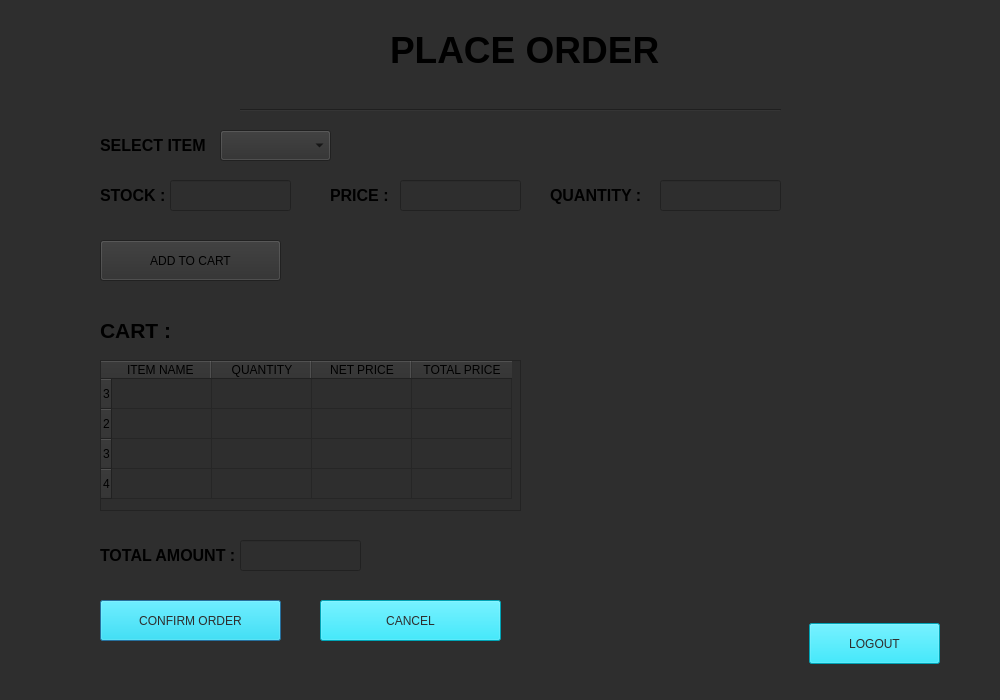
This is user.ui in mesum-abbas/Canteen_Managment_System as Qt 5 draws it before an edit. The edited form follows.
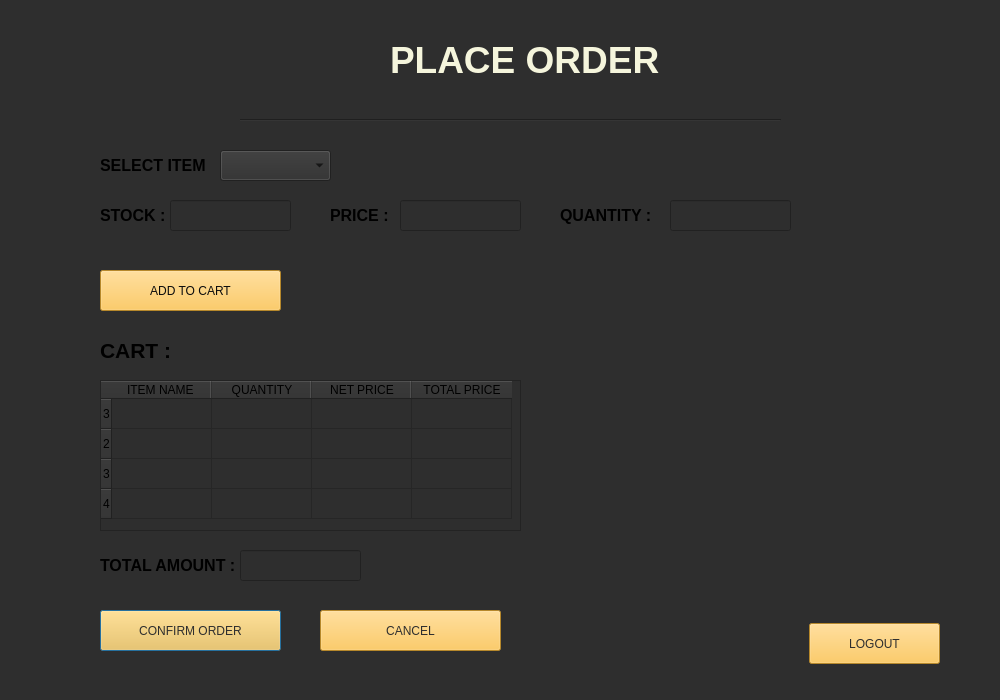
This is the edited form. Icons and pictures are not drawn.

```diff
--- a/user.ui
+++ b/user.ui
@@ -20,11 +20,14 @@
    <property name="geometry">
     <rect>
      <x>390</x>
-     <y>20</y>
+     <y>30</y>
      <width>271</width>
      <height>61</height>
     </rect>
    </property>
+   <property name="styleSheet">
+    <string notr="true">color: rgb(245, 245, 220);</string>
+   </property>
    <property name="text">
     <string>&lt;html&gt;&lt;head/&gt;&lt;body&gt;&lt;p&gt;&lt;span style=&quot; font-size:28pt; font-weight:700;&quot;&gt;PLACE ORDER&lt;/span&gt;&lt;/p&gt;&lt;/body&gt;&lt;/html&gt;</string>
    </property>
@@ -33,7 +36,7 @@
    <property name="geometry">
     <rect>
      <x>100</x>
-     <y>130</y>
+     <y>150</y>
      <width>111</width>
      <height>31</height>
     </rect>
@@ -46,7 +49,7 @@
    <property name="geometry">
     <rect>
      <x>100</x>
-     <y>180</y>
+     <y>200</y>
      <width>71</width>
      <height>31</height>
     </rect>
@@ -58,8 +61,8 @@
   <widget class="QLabel" name="label_4">
    <property name="geometry">
     <rect>
-     <x>550</x>
-     <y>180</y>
+     <x>560</x>
+     <y>200</y>
      <width>111</width>
      <height>31</height>
     </rect>
@@ -72,7 +75,7 @@
    <property name="geometry">
     <rect>
      <x>330</x>
-     <y>180</y>
+     <y>200</y>
      <width>71</width>
      <height>31</height>
     </rect>
@@ -85,7 +88,7 @@
    <property name="geometry">
     <rect>
      <x>100</x>
-     <y>310</y>
+     <y>330</y>
      <width>91</width>
      <height>41</height>
     </rect>
@@ -98,7 +101,7 @@
    <property name="geometry">
     <rect>
      <x>100</x>
-     <y>540</y>
+     <y>550</y>
      <width>141</width>
      <height>31</height>
     </rect>
@@ -111,7 +114,7 @@
    <property name="geometry">
     <rect>
      <x>100</x>
-     <y>600</y>
+     <y>610</y>
      <width>181</width>
      <height>41</height>
     </rect>
@@ -119,7 +122,7 @@
    <property name="styleSheet">
     <string notr="true">font: 12pt &quot;Segoe UI&quot;;
 font: 12pt &quot;Segoe UI&quot;;
-background-color: rgb(0, 229, 255);
+background-color: rgb(255, 191, 60);
 color: rgb(46, 46, 46);</string>
    </property>
    <property name="text">
@@ -130,7 +133,7 @@
    <property name="geometry">
     <rect>
      <x>320</x>
-     <y>600</y>
+     <y>610</y>
      <width>181</width>
      <height>41</height>
     </rect>
@@ -138,7 +141,7 @@
    <property name="styleSheet">
     <string notr="true">font: 12pt &quot;Segoe UI&quot;;
 font: 12pt &quot;Segoe UI&quot;;
-background-color: rgb(0, 229, 255);
+background-color: rgb(255, 191, 60);
 color: rgb(46, 46, 46);</string>
    </property>
    <property name="text">
@@ -157,7 +160,7 @@
    <property name="styleSheet">
     <string notr="true">font: 12pt &quot;Segoe UI&quot;;
 font: 12pt &quot;Segoe UI&quot;;
-background-color: rgb(0, 229, 255);
+background-color: rgb(255, 191, 60);
 color: rgb(46, 46, 46);;</string>
    </property>
    <property name="text">
@@ -168,13 +171,15 @@
    <property name="geometry">
     <rect>
      <x>100</x>
-     <y>240</y>
+     <y>270</y>
      <width>181</width>
      <height>41</height>
     </rect>
    </property>
    <property name="styleSheet">
-    <string notr="true">font: 12pt &quot;Segoe UI&quot;;</string>
+    <string notr="true">font: 12pt &quot;Segoe UI&quot;;
+color: rgb(12, 12, 12);
+background-color: rgb(255, 191, 60);</string>
    </property>
    <property name="text">
     <string>ADD TO CART</string>
@@ -184,7 +189,7 @@
    <property name="geometry">
     <rect>
      <x>220</x>
-     <y>130</y>
+     <y>150</y>
      <width>111</width>
      <height>31</height>
     </rect>
@@ -194,7 +199,7 @@
    <property name="geometry">
     <rect>
      <x>170</x>
-     <y>180</y>
+     <y>200</y>
      <width>121</width>
      <height>31</height>
     </rect>
@@ -203,8 +208,8 @@
   <widget class="QLineEdit" name="lineEdit_2">
    <property name="geometry">
     <rect>
-     <x>660</x>
-     <y>180</y>
+     <x>670</x>
+     <y>200</y>
      <width>121</width>
      <height>31</height>
     </rect>
@@ -214,7 +219,7 @@
    <property name="geometry">
     <rect>
      <x>400</x>
-     <y>180</y>
+     <y>200</y>
      <width>121</width>
      <height>31</height>
     </rect>
@@ -224,7 +229,7 @@
    <property name="geometry">
     <rect>
      <x>240</x>
-     <y>540</y>
+     <y>550</y>
      <width>121</width>
      <height>31</height>
     </rect>
@@ -234,7 +239,7 @@
    <property name="geometry">
     <rect>
      <x>100</x>
-     <y>360</y>
+     <y>380</y>
      <width>421</width>
      <height>151</height>
     </rect>
@@ -272,7 +277,7 @@
    <property name="geometry">
     <rect>
      <x>240</x>
-     <y>100</y>
+     <y>110</y>
      <width>541</width>
      <height>20</height>
     </rect>
```
Left out of the diff: 16 changed lines with no effect on the pictures.
